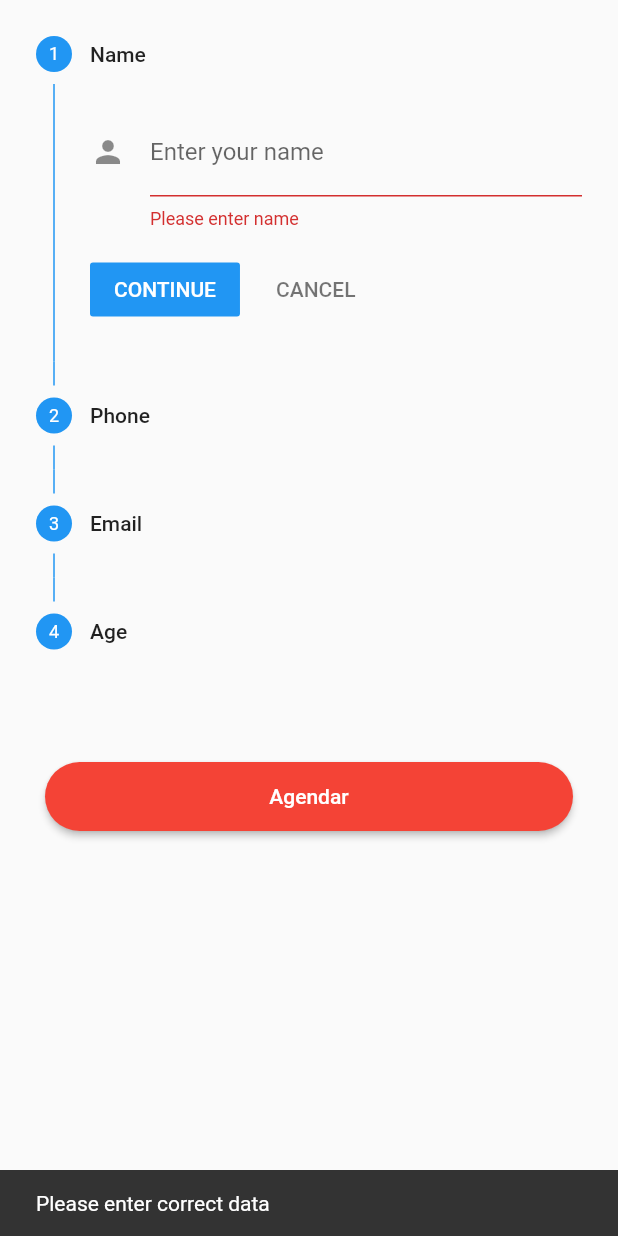
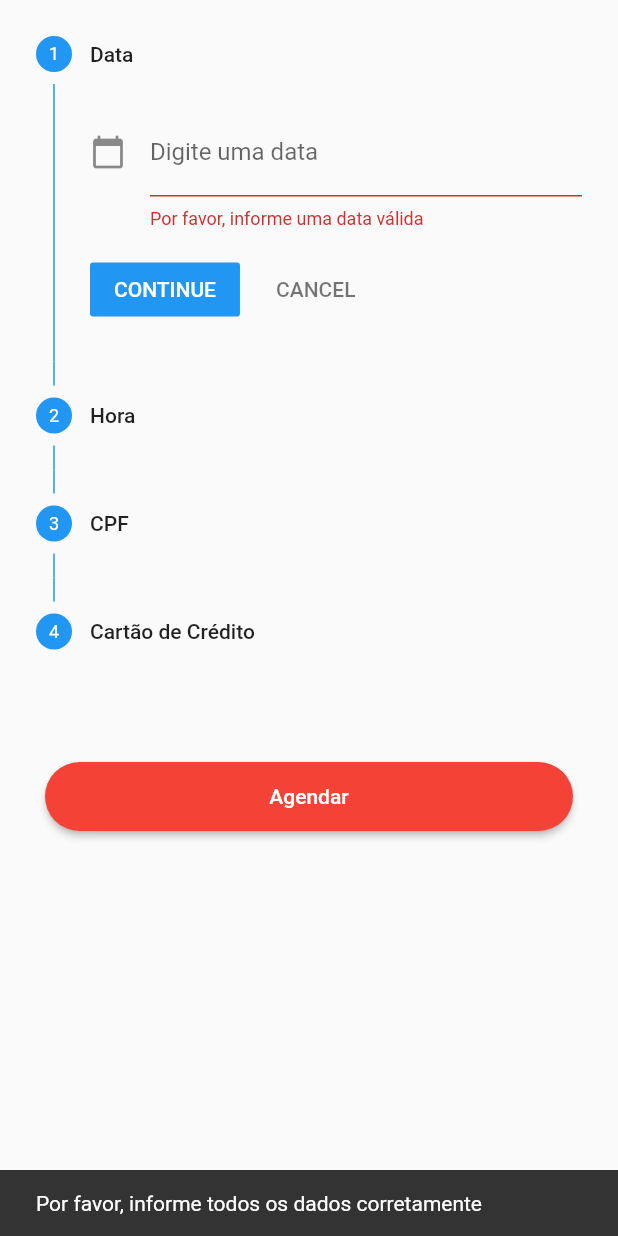
Before and after one commit to MarcosVRSDev/barber_app, a Flutter app: the StepperBody widget shown alone on an empty page, opened directly, after a tap on "Agendar", on a phone screen of 412 x 824 dp. Run offline on Flutter 3.47's test engine with Material 2 defaults, Android fonts, the phone set to English and light mode, and no system bars; our stand-ins replace cached_network_image, wave; missing offline and left inert: flutter_webview_plugin.

Commit message:
Tela de agendamentos
Finalização da tela de agendamentos.

```diff
--- a/lib/main.dart
+++ b/lib/main.dart
@@ -1121,7 +1121,8 @@ class SchedulingPage extends StatelessWidget {
                         "Agendamento",
                         style: TextStyle(color: Colors.white, fontSize: 24),
                       ),
-                    ),],
+                    ),
+                  ],
                 ),
               ),
             ),
@@ -1170,14 +1171,14 @@ class _StepperBodyState extends State<StepperBody> {
 
   List<Step> steps = [
     new Step(
-        title: const Text('Name'),
+        title: const Text('Data'),
         //subtitle: const Text('Enter your name'),
         isActive: true,
         //state: StepState.error,
         state: StepState.indexed,
         content: new TextFormField(
           focusNode: _focusNode,
-          keyboardType: TextInputType.text,
+          keyboardType: TextInputType.datetime,
           autocorrect: false,
           onSaved: (String value) {
             data.name = value;
@@ -1185,30 +1186,36 @@ class _StepperBodyState extends State<StepperBody> {
           maxLines: 1,
           //initialValue: 'Aseem Wangoo',
           validator: (value) {
-            if (value.isEmpty || value.length < 1) {
-              return 'Please enter name';
+            if (value.isEmpty ||
+                value.length < 10 ||
+                value.length > 11 ||
+                !value.contains('/')) {
+              return 'Por favor, informe uma data válida';
             }
           },
           decoration: new InputDecoration(
-              labelText: 'Enter your name',
-              hintText: 'Enter a name',
+              labelText: 'Digite uma data',
+              hintText: '01/01/1999',
               //filled: true,
-              icon: const Icon(Icons.person),
+              icon: const Icon(Icons.calendar_today),
               labelStyle:
                   new TextStyle(decorationStyle: TextDecorationStyle.solid)),
         )),
     new Step(
-        title: const Text('Phone'),
+        title: const Text('Hora'),
         //subtitle: const Text('Subtitle'),
         isActive: true,
         //state: StepState.editing,
         state: StepState.indexed,
         content: new TextFormField(
-          keyboardType: TextInputType.phone,
+          keyboardType: TextInputType.datetime,
           autocorrect: false,
           validator: (value) {
-            if (value.isEmpty || value.length < 10) {
-              return 'Please enter valid number';
+            if (value.isEmpty ||
+                value.length < 5 ||
+                value.length > 6 ||
+                !value.contains(':')) {
+              return 'Por favor, informe uma hora válida';
             }
           },
           onSaved: (String value) {
@@ -1216,24 +1223,27 @@ class _StepperBodyState extends State<StepperBody> {
           },
           maxLines: 1,
           decoration: new InputDecoration(
-              labelText: 'Enter your number',
-              hintText: 'Enter a number',
-              icon: const Icon(Icons.phone),
+              labelText: 'Informe uma hora',
+              hintText: '00:00',
+              icon: const Icon(Icons.alarm),
               labelStyle:
                   new TextStyle(decorationStyle: TextDecorationStyle.solid)),
         )),
     new Step(
-        title: const Text('Email'),
+        title: const Text('CPF'),
         // subtitle: const Text('Subtitle'),
         isActive: true,
         state: StepState.indexed,
         // state: StepState.disabled,
         content: new TextFormField(
-          keyboardType: TextInputType.emailAddress,
+          keyboardType: TextInputType.number,
           autocorrect: false,
           validator: (value) {
-            if (value.isEmpty || !value.contains('@')) {
-              return 'Please enter valid email';
+            if (value.isEmpty ||
+                value.length < 11 ||
+                value.length > 12 ||
+                !value.contains('-')) {
+              return 'Por favor, informe um CPF válido';
             }
           },
           onSaved: (String value) {
@@ -1241,14 +1251,14 @@ class _StepperBodyState extends State<StepperBody> {
           },
           maxLines: 1,
           decoration: new InputDecoration(
-              labelText: 'Enter your email',
-              hintText: 'Enter a email address',
-              icon: const Icon(Icons.email),
+              labelText: 'Digite o CPF do cartão de crédito',
+              hintText: '000000000-00',
+              icon: const Icon(Icons.fingerprint),
               labelStyle:
                   new TextStyle(decorationStyle: TextDecorationStyle.solid)),
         )),
     new Step(
-        title: const Text('Age'),
+      title: const Text('Cartão de Crédito'),
       // subtitle: const Text('Subtitle'),
       isActive: true,
       state: StepState.indexed,
@@ -1256,8 +1266,8 @@ class _StepperBodyState extends State<StepperBody> {
           keyboardType: TextInputType.number,
           autocorrect: false,
           validator: (value) {
-            if (value.isEmpty || value.length > 2) {
-              return 'Please enter valid age';
+            if (value.isEmpty || value.length > 19 || value.length < 18) {
+              return 'Por favor, digite um cartão de crédito válido';
             }
           },
           maxLines: 1,
@@ -1265,12 +1275,13 @@ class _StepperBodyState extends State<StepperBody> {
             data.age = value;
           },
           decoration: new InputDecoration(
-              labelText: 'Enter your age',
-              hintText: 'Enter age',
-              icon: const Icon(Icons.explicit),
+              labelText: 'Digite o cartão de crédito',
+              hintText: '0000 0000 0000 0000',
+              icon: const Icon(Icons.credit_card),
               labelStyle:
                   new TextStyle(decorationStyle: TextDecorationStyle.solid)),
-        )),
+        ),
+    ),
     // new Step(
     //     title: const Text('Fifth Step'),
     //     subtitle: const Text('Subtitle'),
@@ -1291,35 +1302,57 @@ class _StepperBodyState extends State<StepperBody> {
       final FormState formState = _formKey.currentState;
 
       if (!formState.validate()) {
-        showSnackBarMessage('Please enter correct data');
+        showSnackBarMessage('Por favor, informe todos os dados corretamente');
       } else {
         formState.save();
-        print("Name: ${data.name}");
-        print("Phone: ${data.phone}");
-        print("Email: ${data.email}");
-        print("Age: ${data.age}");
+        print("Data: ${data.name}");
+        print("Hora: ${data.phone}");
+        print("CPF: ${data.email}");
+        print("Cartão: ${data.age}");
 
         showDialog(
             context: context,
             child: new AlertDialog(
-              title: new Text("Details"),
+              title: Text("Agendamento realizado com sucesso!"),
+              titleTextStyle: TextStyle(fontWeight: FontWeight.bold, color: Colors.black),
+              shape: RoundedRectangleBorder(borderRadius: BorderRadius.circular(20.0)),
               //content: new Text("Hello World"),
               content: new SingleChildScrollView(
                 child: new ListBody(
                   children: <Widget>[
-                    new Text("Name : " + data.name),
-                    new Text("Phone : " + data.phone),
-                    new Text("Email : " + data.email),
-                    new Text("Age : " + data.age),
+                    new Text("Data : " + data.name),
+                    new Text("Hora : " + data.phone),
+                    new Text("CPF : " + data.email),
+                    new Text("Cartão : " + data.age),
                   ],
                 ),
               ),
               actions: <Widget>[
-                new FlatButton(
-                  child: new Text('OK'),
-                  onPressed: () {
-                    Navigator.of(context).pop();
+                new RaisedButton(
+                  child: Text("Cancelar"),
+                  color: Colors.red,
+                  textColor: Colors.white,
+                  colorBrightness: Brightness.dark,
+                  onPressed: (){
+                    Navigator.of(context, rootNavigator: true).pop();
                     },
+                  shape: RoundedRectangleBorder(borderRadius: BorderRadius.circular(20.0)),
+                ),
+                new RaisedButton(
+                  child: Text("Confirmar"),
+                  textColor: Colors.white,
+                  color: Colors.green,
+                  colorBrightness: Brightness.dark,
+                  onPressed: (){
+                    Navigator.push(
+                    context,
+                    MaterialPageRoute(
+                      builder: (context) => BarberPage(),
+                    ),
+                  );
+                    Navigator.of(context, rootNavigator: true).pop();
+                  },
+                  shape: RoundedRectangleBorder(borderRadius: BorderRadius.circular(20.0)),
                 ),
               ],
             ));
@@ -1393,108 +1426,3 @@ class _StepperBodyState extends State<StepperBody> {
     ));
   }
 }
-
-class DateTimePicker extends StatelessWidget {
-  const DateTimePicker(
-      {Key key,
-        this.labelText,
-        this.selectedDate,
-        this.selectedTime,
-        this.selectDate,
-        this.selectTime})
-      : super(key: key);
-
-  final String labelText;
-  final DateTime selectedDate;
-  final TimeOfDay selectedTime;
-  final ValueChanged<DateTime> selectDate;
-  final ValueChanged<TimeOfDay> selectTime;
-
-  Future<void> _selectDate(BuildContext context) async {
-    final DateTime picked = await showDatePicker(
-        context: context,
-        initialDate: selectedDate,
-        firstDate: new DateTime(1970),
-        lastDate: new DateTime(2101));
-    if (picked != null && picked != selectedDate) selectDate(picked);
-  }
-
-  Future<void> _selectTime(BuildContext context) async {
-    final TimeOfDay picked =
-    await showTimePicker(context: context, initialTime: selectedTime);
-    if (picked != null && picked != selectedTime) selectTime(picked);
-  }
-
-  @override
-  Widget build(BuildContext context) {
-    final TextStyle valueStyle = Theme.of(context).textTheme.body1;
-    return new Row(
-      crossAxisAlignment: CrossAxisAlignment.end,
-      children: <Widget>[
-        new Expanded(
-          flex: 4,
-          child: new _InputDropdown(
-            labelText: labelText,
-            valueText: new DateFormat.yMMMd().format(selectedDate),
-            valueStyle: valueStyle,
-            onPressed: () {
-              _selectDate(context);
-            },
-          ),
-        ),
-        const SizedBox(width: 12.0),
-        new Expanded(
-          flex: 3,
-          child: new _InputDropdown(
-            valueText: selectedTime.format(context),
-            valueStyle: valueStyle,
-            onPressed: () {
-              _selectTime(context);
-            },
-          ),
-        ),
-      ],
-    );
-  }
-}
-
-class _InputDropdown extends StatelessWidget {
-  const _InputDropdown(
-      {Key key,
-        this.child,
-        this.labelText,
-        this.valueText,
-        this.valueStyle,
-        this.onPressed})
-      : super(key: key);
-
-  final String labelText;
-  final String valueText;
-  final TextStyle valueStyle;
-  final VoidCallback onPressed;
-  final Widget child;
-
-  @override
-  Widget build(BuildContext context) {
-    return new InkWell(
-      onTap: onPressed,
-      child: new InputDecorator(
-        decoration: new InputDecoration(
-          labelText: labelText,
-        ),
-        baseStyle: valueStyle,
-        child: new Row(
-          mainAxisAlignment: MainAxisAlignment.spaceBetween,
-          mainAxisSize: MainAxisSize.min,
-          children: <Widget>[
-            new Text(valueText, style: valueStyle),
-            new Icon(Icons.arrow_drop_down,
-                color: Theme.of(context).brightness == Brightness.light
-                    ? Colors.grey.shade700
-                    : Colors.white70),
-          ],
-        ),
-      ),
-    );
-  }
-}
```
Also changed, not shown: 2 other files. Lines whose indentation alone changed are shown as unchanged.
